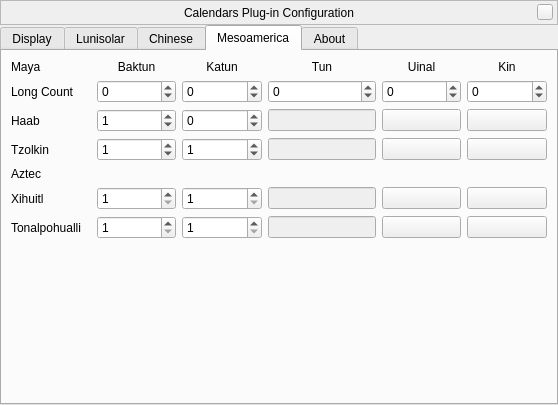
Before: the Qt Designer form plugins/Calendars/src/gui/calendarsDialog.ui in Stellarium/stellarium, drawn with Qt 5.
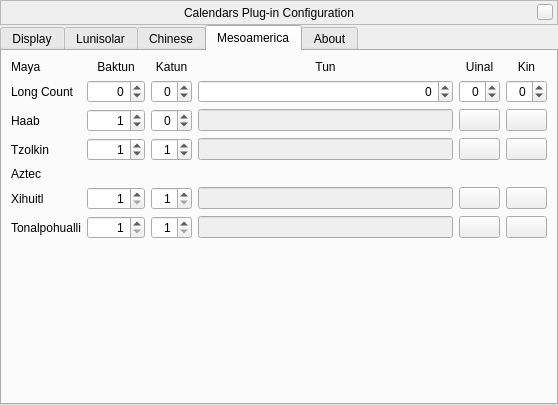
After: the same form once the commit is applied. The open tabs and pages were chosen to show the change. Icons and pictures are not drawn. Custom widgets are drawn as their Qt base class.

Commit message: Cosmetic fixes for Calendars GUI

Patch:
```diff
--- a/plugins/Calendars/src/gui/calendarsDialog.ui
+++ b/plugins/Calendars/src/gui/calendarsDialog.ui
@@ -578,6 +578,9 @@
            <property name="wrapping">
             <bool>true</bool>
            </property>
+           <property name="alignment">
+            <set>Qt::AlignRight|Qt::AlignTrailing|Qt::AlignVCenter</set>
+           </property>
            <property name="minimum">
             <number>-1</number>
            </property>
@@ -591,6 +594,9 @@
            <property name="wrapping">
             <bool>true</bool>
            </property>
+           <property name="alignment">
+            <set>Qt::AlignRight|Qt::AlignTrailing|Qt::AlignVCenter</set>
+           </property>
            <property name="minimum">
             <number>-1</number>
            </property>
@@ -611,6 +617,9 @@
            <property name="wrapping">
             <bool>true</bool>
            </property>
+           <property name="alignment">
+            <set>Qt::AlignRight|Qt::AlignTrailing|Qt::AlignVCenter</set>
+           </property>
            <property name="minimum">
             <number>-1000</number>
            </property>
@@ -624,6 +633,9 @@
            <property name="wrapping">
             <bool>true</bool>
            </property>
+           <property name="alignment">
+            <set>Qt::AlignRight|Qt::AlignTrailing|Qt::AlignVCenter</set>
+           </property>
            <property name="maximum">
             <number>19</number>
            </property>
@@ -661,11 +673,8 @@
            <property name="enabled">
             <bool>false</bool>
            </property>
-           <property name="sizePolicy">
-            <sizepolicy hsizetype="Preferred" vsizetype="Fixed">
-             <horstretch>0</horstretch>
-             <verstretch>0</verstretch>
-            </sizepolicy>
+           <property name="alignment">
+            <set>Qt::AlignRight|Qt::AlignTrailing|Qt::AlignVCenter</set>
            </property>
           </widget>
          </item>
@@ -674,6 +683,9 @@
            <property name="wrapping">
             <bool>true</bool>
            </property>
+           <property name="alignment">
+            <set>Qt::AlignRight|Qt::AlignTrailing|Qt::AlignVCenter</set>
+           </property>
            <property name="minimum">
             <number>1</number>
            </property>
@@ -714,6 +726,9 @@
            <property name="wrapping">
             <bool>true</bool>
            </property>
+           <property name="alignment">
+            <set>Qt::AlignRight|Qt::AlignTrailing|Qt::AlignVCenter</set>
+           </property>
            <property name="minimum">
             <number>1</number>
            </property>
@@ -738,6 +753,9 @@
            <property name="wrapping">
             <bool>true</bool>
            </property>
+           <property name="alignment">
+            <set>Qt::AlignRight|Qt::AlignTrailing|Qt::AlignVCenter</set>
+           </property>
            <property name="minimum">
             <number>1</number>
            </property>
@@ -751,6 +769,9 @@
            <property name="wrapping">
             <bool>true</bool>
            </property>
+           <property name="alignment">
+            <set>Qt::AlignRight|Qt::AlignTrailing|Qt::AlignVCenter</set>
+           </property>
            <property name="minimum">
             <number>-1</number>
            </property>
@@ -764,6 +785,9 @@
            <property name="wrapping">
             <bool>true</bool>
            </property>
+           <property name="alignment">
+            <set>Qt::AlignRight|Qt::AlignTrailing|Qt::AlignVCenter</set>
+           </property>
            <property name="minimum">
             <number>-1</number>
            </property>
@@ -799,11 +823,8 @@
            <property name="enabled">
             <bool>false</bool>
            </property>
-           <property name="sizePolicy">
-            <sizepolicy hsizetype="Preferred" vsizetype="Fixed">
-             <horstretch>0</horstretch>
-             <verstretch>0</verstretch>
-            </sizepolicy>
+           <property name="alignment">
+            <set>Qt::AlignRight|Qt::AlignTrailing|Qt::AlignVCenter</set>
            </property>
           </widget>
          </item>
@@ -841,6 +862,9 @@
          </item>
          <item row="5" column="1">
           <widget class="QSpinBox" name="xihuitlMonthSpinBox">
+           <property name="alignment">
+            <set>Qt::AlignRight|Qt::AlignTrailing|Qt::AlignVCenter</set>
+           </property>
            <property name="minimum">
             <number>1</number>
            </property>
@@ -851,6 +875,9 @@
          </item>
          <item row="6" column="1">
           <widget class="QSpinBox" name="tonalpohualliNumberSpinBox">
+           <property name="alignment">
+            <set>Qt::AlignRight|Qt::AlignTrailing|Qt::AlignVCenter</set>
+           </property>
            <property name="minimum">
             <number>1</number>
            </property>
@@ -861,6 +888,9 @@
          </item>
          <item row="5" column="2">
           <widget class="QSpinBox" name="xihuitlDaySpinBox">
+           <property name="alignment">
+            <set>Qt::AlignRight|Qt::AlignTrailing|Qt::AlignVCenter</set>
+           </property>
            <property name="minimum">
             <number>1</number>
            </property>
@@ -871,6 +901,9 @@
          </item>
          <item row="6" column="2">
           <widget class="QSpinBox" name="tonalpohualliNameSpinBox">
+           <property name="alignment">
+            <set>Qt::AlignRight|Qt::AlignTrailing|Qt::AlignVCenter</set>
+           </property>
            <property name="minimum">
             <number>1</number>
            </property>
@@ -884,11 +917,8 @@
            <property name="enabled">
             <bool>false</bool>
            </property>
-           <property name="sizePolicy">
-            <sizepolicy hsizetype="Preferred" vsizetype="Fixed">
-             <horstretch>0</horstretch>
-             <verstretch>0</verstretch>
-            </sizepolicy>
+           <property name="alignment">
+            <set>Qt::AlignRight|Qt::AlignTrailing|Qt::AlignVCenter</set>
            </property>
           </widget>
          </item>
@@ -897,11 +927,8 @@
            <property name="enabled">
             <bool>false</bool>
            </property>
-           <property name="sizePolicy">
-            <sizepolicy hsizetype="Preferred" vsizetype="Fixed">
-             <horstretch>0</horstretch>
-             <verstretch>0</verstretch>
-            </sizepolicy>
+           <property name="alignment">
+            <set>Qt::AlignRight|Qt::AlignTrailing|Qt::AlignVCenter</set>
            </property>
           </widget>
          </item>
```
Left out of the diff: 45 changed lines with no effect on the pictures. The commit also changes 1 other file.
